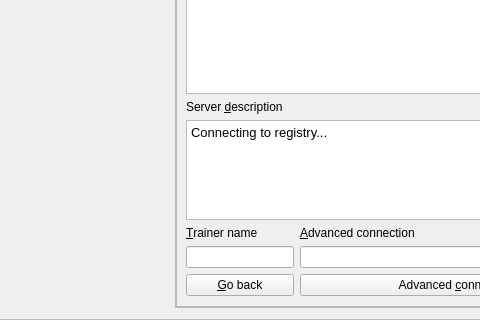
First picture: the form in src/Teambuilder/serverchoice.ui, repository po-devs/pokemon-online, before the edit; both pictures show x 321 to 801 and y 363 to 683 of the 986 by 683 pixel window.
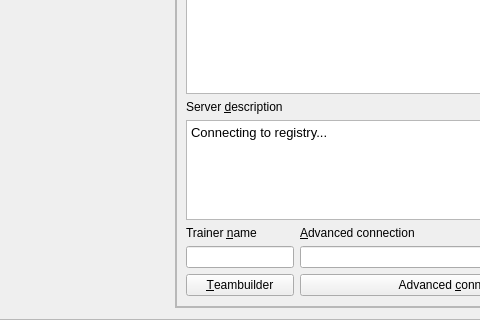
Second picture: the form after the edit. Custom widgets are drawn as their Qt base class.

Commit message: removed menu & credits screens

```diff
--- a/src/Teambuilder/serverchoice.ui
+++ b/src/Teambuilder/serverchoice.ui
@@ -104,7 +104,7 @@
          <item row="4" column="0">
           <widget class="QLabel" name="label_2">
            <property name="text">
-            <string>&amp;Trainer name</string>
+            <string>Trainer &amp;name</string>
            </property>
            <property name="buddy">
             <cstring>nameEdit</cstring>
@@ -124,7 +124,7 @@
          <item row="6" column="0">
           <widget class="QPushButton" name="goBack">
            <property name="text">
-            <string>&amp;Go back</string>
+            <string>&amp;Teambuilder</string>
            </property>
           </widget>
          </item>
```
Left out of the diff: 11 changed lines with no effect on the pictures. The commit also changes 4 other files.
